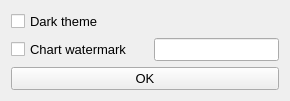
This is RailwaySim_GUI_pref.ui in danicc097/RailwaySim as Qt 5 draws it before an edit. The edited form follows.
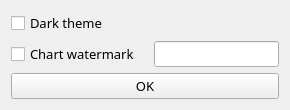
This is the edited form.

```diff
--- a/RailwaySim_GUI_pref.ui
+++ b/RailwaySim_GUI_pref.ui
@@ -29,6 +29,7 @@
     <widget class="QCheckBox" name="cb_dark">
      <property name="font">
       <font>
+       <family>Fira Sans Medium</family>
        <pointsize>10</pointsize>
       </font>
      </property>
@@ -46,6 +47,7 @@
       <widget class="QCheckBox" name="cb_watermark">
        <property name="font">
         <font>
+         <family>Fira Sans Medium</family>
          <pointsize>10</pointsize>
         </font>
        </property>
@@ -65,6 +67,12 @@
          <verstretch>0</verstretch>
         </sizepolicy>
        </property>
+       <property name="font">
+        <font>
+         <family>Fira Sans Medium</family>
+         <pointsize>10</pointsize>
+        </font>
+       </property>
        <property name="clearButtonEnabled">
         <bool>false</bool>
        </property>
@@ -76,6 +84,7 @@
     <widget class="QPushButton" name="pushButton">
      <property name="font">
       <font>
+       <family>Fira Sans Medium</family>
        <pointsize>10</pointsize>
       </font>
      </property>
```
